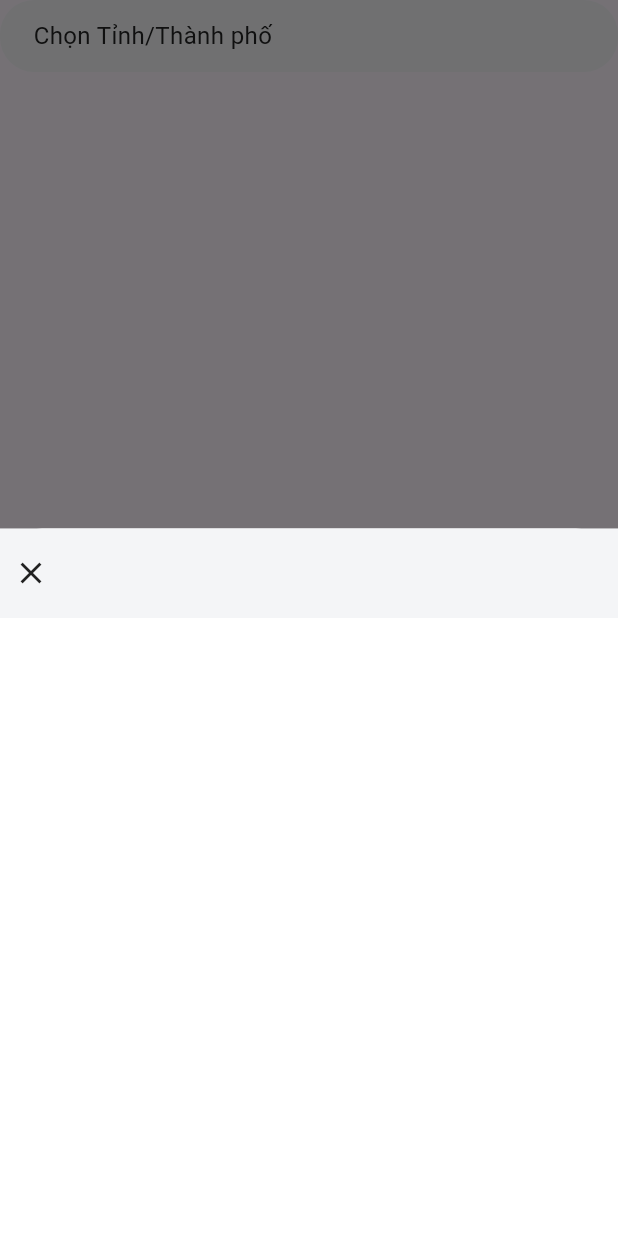
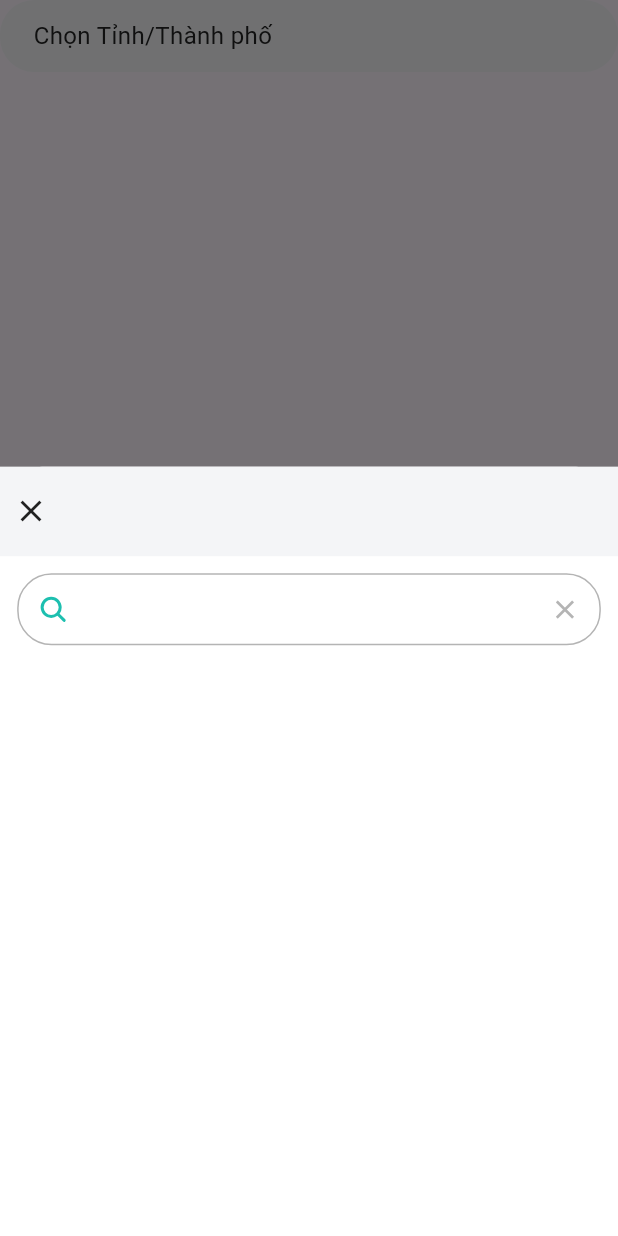
Before and after one commit to Hatunavu/shipf, a Flutter app: the SelectAddressWidget widget shown alone on an empty page, opened directly with empty values, after a tap on "Chọn Tỉnh/Thành phố", on a phone screen of 412 x 824 dp. Run offline on Flutter 3.47's test engine with Material 3 defaults, Android fonts, the phone set to English and light mode, and no system bars; our stand-ins replace auto_route, bloc, bot_toast, cached_network_image, carousel_slider, dio and 18 more; missing offline and left inert: cached_network_image_platform_interface, flutter_timer_countdown; accounts and stored records are empty; generated files the repository leaves out were written again; network calls fail; project files that could hold a hidden picture were left out.

Commit message:
create ui search input for select address

```diff
--- a/lib/ui/screen/main/order/widget/select_address_widget.dart
+++ b/lib/ui/screen/main/order/widget/select_address_widget.dart
@@ -48,7 +48,13 @@ class SelectAddressWidget extends StatelessWidget {
       : super(key: key);
 
   Widget setupAlertDialogContainer() {
-    return ListView.builder(
+    return Column(
+      children: [
+        searchAddress(),
+        Expanded(
+          child: SingleChildScrollView(
+            child: ListView.builder(
+              physics: const NeverScrollableScrollPhysics(),
               shrinkWrap: true,
               itemCount: isWard
                   ? wards.length
@@ -59,7 +65,8 @@ class SelectAddressWidget extends StatelessWidget {
                 return ListTile(
                   dense: true,
                   contentPadding: EdgeInsets.zero,
-          visualDensity: const VisualDensity(horizontal: 0, vertical: -4),
+                  visualDensity:
+                      const VisualDensity(horizontal: 0, vertical: -4),
                   title: GestureDetector(
                     behavior: HitTestBehavior.translucent,
                     onTap: () {
@@ -100,6 +107,10 @@ class SelectAddressWidget extends StatelessWidget {
                   ),
                 );
               },
+            ),
+          ),
+        ),
+      ],
     );
   }
 
@@ -138,7 +149,7 @@ class SelectAddressWidget extends StatelessWidget {
                 ),
               ],
             ),
-            SizedBox(height: 0.5.sh, child: setupAlertDialogContainer()),
+            SizedBox(height: 0.55.sh, child: setupAlertDialogContainer()),
           ],
         );
       },
@@ -235,4 +246,46 @@ class SelectAddressWidget extends StatelessWidget {
           },
         ));
   }
+
+  Widget searchAddress() {
+    final TextEditingController controller = TextEditingController();
+    return Padding(
+      padding: EdgeInsets.all(kDefaultPaddingWidthScreen),
+      child: TextFormField(
+          controller: controller,
+          decoration: InputDecoration(
+            prefixIcon: Icon(
+              Ionicons.search,
+              size: 18.sp,
+              color: primaryColor,
+            ),
+            suffixIcon: IconButton(
+              splashColor: Colors.transparent,
+              highlightColor: Colors.transparent,
+              icon: Icon(
+                Icons.close,
+                size: 18.sp,
+                color: greyText,
+              ),
+              onPressed: () {
+                controller.clear();
+              },
+            ),
+            labelStyle: primaryTitleStyle.copyWith(
+                color: primaryColor, fontWeight: FontWeight.w400),
+            floatingLabelStyle: primaryTitleStyle.copyWith(color: primaryColor),
+            contentPadding: EdgeInsets.only(
+                top: kDefaultPaddingHeightScreen,
+                bottom: kDefaultPaddingHeightScreen,
+                left: kDefaultPaddingWidthWidget,
+                right: kDefaultPaddingWidthWidget),
+            enabledBorder: OutlineInputBorder(
+                borderSide: const BorderSide(color: greyText),
+                borderRadius: BorderRadius.circular(secondaryBorderRadius)),
+            focusedBorder: OutlineInputBorder(
+                borderSide: const BorderSide(color: greyText),
+                borderRadius: BorderRadius.circular(secondaryBorderRadius)),
+          )),
+    );
   }
+}
```
Also changed, not shown: lib/ui/app_state.freezed.dart, lib/ui/screen/auth/login/cubit/login_state.freezed.dart, lib/ui/screen/auth/login/enter_pass/cubit/enter_pass_state.freezed.dart, lib/ui/screen/auth/reset_pass/cubit/reset_pass_state.freezed.dart, lib/ui/screen/auth/signup/cubit/signup_state.freezed.dart, lib/ui/screen/auth/signup/screen/cubit/verify_state.freezed.dart, lib/ui/screen/customer/home_customer/cubit/home_customer_state.freezed.dart, lib/ui/screen/main/add_address/cubit/add_address_state.freezed.dart, lib/ui/screen/main/address/cubit/address_state.freezed.dart, lib/ui/screen/main/notifications/cubit/notification_state.freezed.dart, lib/ui/screen/main/order/cubit/order_state.freezed.dart, lib/ui/screen/main/profile/cubit/profile_state.freezed.dart, lib/ui/screen/main/setting/cubit/setting_state.freezed.dart, lib/ui/screen/main/setting/screen/update_info/cubit/update_info_state.freezed.dart, 7 more files, 2 other files. Lines whose indentation alone changed are shown as unchanged.
